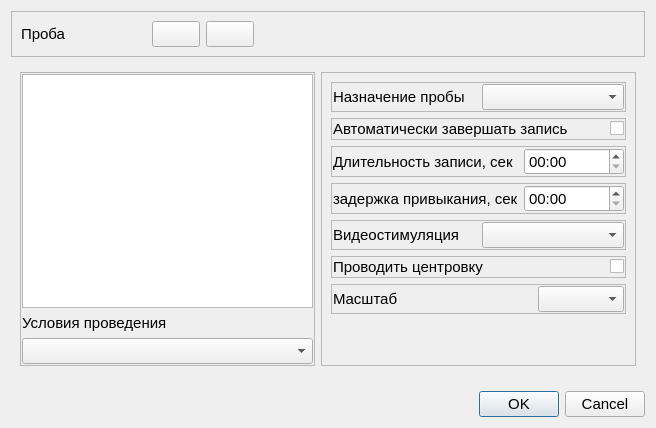
Qt form metodics/stabtest/stabtestparamsdialog.ui (grigp/a-analyser) before a commit.
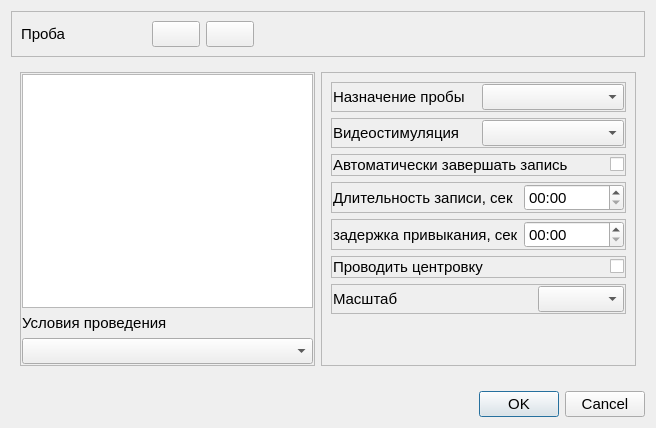
The same form after that commit. Icons and pictures are not drawn.

Commit message: Видеостимуляция с выделенной зоной

Patch:
```diff
--- a/metodics/stabtest/stabtestparamsdialog.ui
+++ b/metodics/stabtest/stabtestparamsdialog.ui
@@ -226,6 +226,40 @@
            </layout>
           </widget>
          </item>
+         <item>
+          <widget class="QFrame" name="frStimul">
+           <property name="frameShape">
+            <enum>QFrame::StyledPanel</enum>
+           </property>
+           <property name="frameShadow">
+            <enum>QFrame::Raised</enum>
+           </property>
+           <layout class="QHBoxLayout" name="horizontalLayout_4">
+            <property name="leftMargin">
+             <number>1</number>
+            </property>
+            <property name="topMargin">
+             <number>1</number>
+            </property>
+            <property name="rightMargin">
+             <number>1</number>
+            </property>
+            <property name="bottomMargin">
+             <number>1</number>
+            </property>
+            <item>
+             <widget class="QLabel" name="lblStimul">
+              <property name="text">
+               <string>Видеостимуляция</string>
+              </property>
+             </widget>
+            </item>
+            <item>
+             <widget class="QComboBox" name="cbStimul"/>
+            </item>
+           </layout>
+          </widget>
+         </item>
          <item>
           <widget class="QFrame" name="frAutoEnd">
            <property name="frameShape">
@@ -370,40 +404,6 @@
            </layout>
           </widget>
          </item>
-         <item>
-          <widget class="QFrame" name="frStimul">
-           <property name="frameShape">
-            <enum>QFrame::StyledPanel</enum>
-           </property>
-           <property name="frameShadow">
-            <enum>QFrame::Raised</enum>
-           </property>
-           <layout class="QHBoxLayout" name="horizontalLayout_4">
-            <property name="leftMargin">
-             <number>1</number>
-            </property>
-            <property name="topMargin">
-             <number>1</number>
-            </property>
-            <property name="rightMargin">
-             <number>1</number>
-            </property>
-            <property name="bottomMargin">
-             <number>1</number>
-            </property>
-            <item>
-             <widget class="QLabel" name="lblStimul">
-              <property name="text">
-               <string>Видеостимуляция</string>
-              </property>
-             </widget>
-            </item>
-            <item>
-             <widget class="QComboBox" name="cbStimul"/>
-            </item>
-           </layout>
-          </widget>
-         </item>
          <item>
           <widget class="QFrame" name="frZeroing">
            <property name="frameShape">
```
The commit also changes 21 other files.
